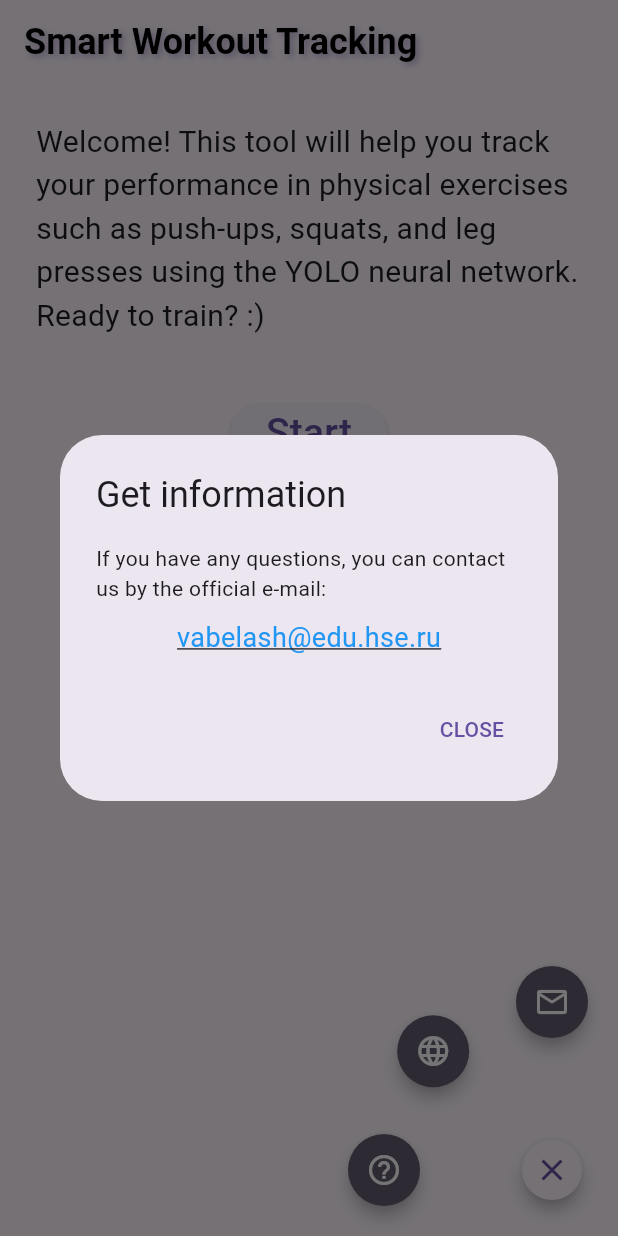
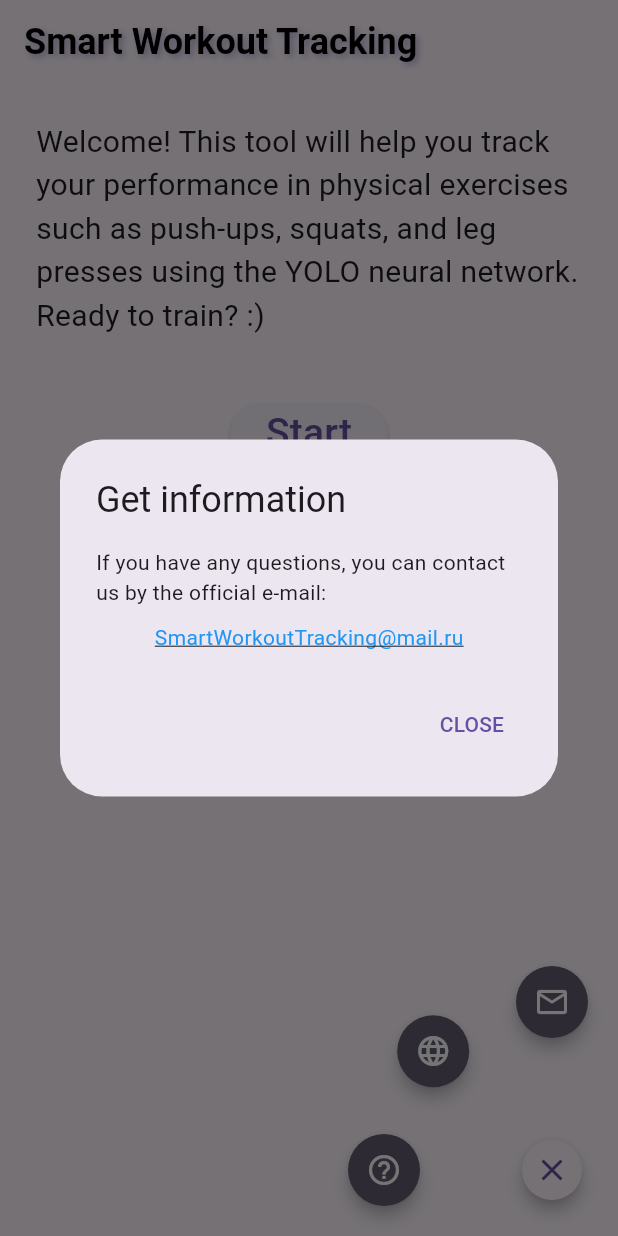
Before and after one commit to vabelash/CourseWork_2025, a Flutter app: the screen it shows after launch, after a tap on the "close" icon, after a tap on the "mail outline" icon, on a phone screen of 412 x 824 dp. Run offline on Flutter 3.47's test engine with Material 3 defaults, Android fonts, the phone set to English and light mode, and no system bars; our stand-ins replace camera.

Commit message:
Финальная версия

```diff
--- a/lib/main.dart
+++ b/lib/main.dart
@@ -217,15 +217,15 @@
               const SizedBox(height: 10),
               GestureDetector(
                 onTap: () async {
-                  await Clipboard.setData(ClipboardData(text: "vabelash@edu.hse.ru"));
+                  await Clipboard.setData(ClipboardData(text: "SmartWorkoutTracking@mail.ru"));
                   if (context.mounted) {
                     ScaffoldMessenger.of(context).showSnackBar(
-                      SnackBar(content: Text('$emailCopy: vabelash@edu.hse.ru')),
+                      SnackBar(content: Text('$emailCopy: SmartWorkoutTracking@mail.ru')),
                     );
                   }
                   final Uri emailUri = Uri(
                     scheme: 'mailto',
-                    path: "vabelash@edu.hse.ru",
+                    path: "SmartWorkoutTracking@mail.ru",
                   );
                   if (await canLaunchUrl(emailUri)) {
                     await launchUrl(emailUri);
@@ -238,11 +238,11 @@
                   }
                 },
                 child: Text(
-                  "vabelash@edu.hse.ru",
+                  "SmartWorkoutTracking@mail.ru",
                   style: const TextStyle(
                     color: Colors.blue,
                     decoration: TextDecoration.underline,
-                    fontSize: 18,
+                    fontSize: 14,
                   ),
                 ),
               ),
@@ -271,10 +271,10 @@
             mainAxisSize: MainAxisSize.min,
             children: [
               SizedBox(
-                width: 300,
-                height: 200,
+                width: 150,
+                height: 300,
                 child: Image.asset(
-                  'assets/trainGif.gif',
+                  'assets/realGif.gif',
                   fit: BoxFit.cover,
                 ),
               ),
@@ -457,9 +457,9 @@
       }
 
       if (_exercise == appLocalizations.squats) {
+      _kpts = "5,11,13";
+    } else if (_exercise == appLocalizations.pushups) {
       _kpts = "5,7,9";
-    } else if (_exercise == appLocalizations.pushups) {
-      _kpts = "5,11,13";
     } else if (_exercise == appLocalizations.legpress) {
       _kpts = "11,13,15";
     } else {
--- a/pubspec.yaml
+++ b/pubspec.yaml
@@ -73,7 +73,7 @@ flutter:
   assets:
     - assets\trainHelpPdf.pdf
     - assets\trainHelpVideo.mp4
-    - assets\trainGif.gif
+    - assets\realGif.gif
     - assets\posenet.tflite
 
   # An image asset can refer to one or more resolution-specific "variants", see
```
Also changed, not shown: assets/realGif.gif (added).
